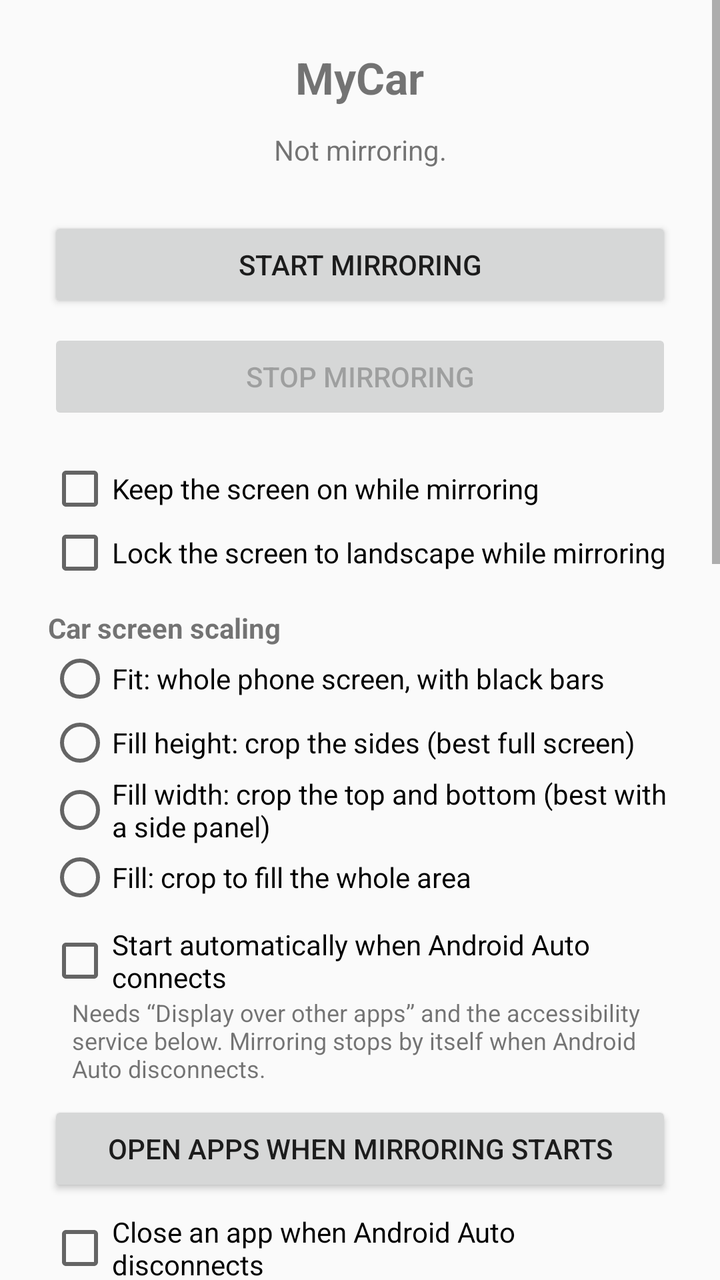
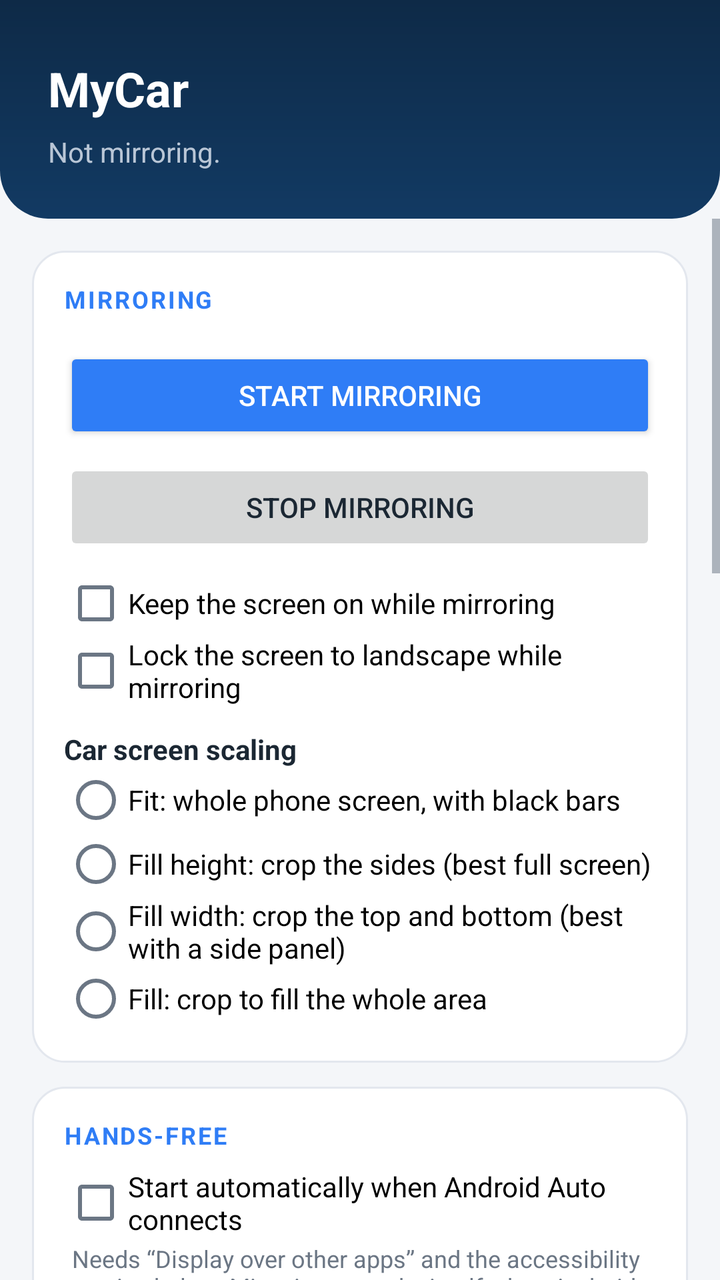

Compare the two renders of this Android layout. The source of the first and the diff that turns it into the second are given below.
<!-- AndroidManifest.xml: application theme Theme.MyCar -->
<!-- res/layout/activity_main.xml -->
<?xml version="1.0" encoding="utf-8"?>
<ScrollView xmlns:android="http://schemas.android.com/apk/res/android"
    android:layout_width="match_parent"
    android:layout_height="match_parent"
    android:fillViewport="true">

    <LinearLayout
        android:layout_width="match_parent"
        android:layout_height="wrap_content"
        android:orientation="vertical"
        android:gravity="center"
        android:padding="24dp">

        <TextView
            android:id="@+id/title"
            android:layout_width="wrap_content"
            android:layout_height="wrap_content"
            android:text="@string/app_name"
            android:textSize="22sp"
            android:textStyle="bold" />

        <TextView
            android:id="@+id/status"
            android:layout_width="match_parent"
            android:layout_height="wrap_content"
            android:layout_marginTop="12dp"
            android:gravity="center"
            android:text="@string/status_idle" />

        <Button
            android:id="@+id/start"
            android:layout_width="match_parent"
            android:layout_height="wrap_content"
            android:layout_marginTop="24dp"
            android:text="@string/start_mirroring" />

        <Button
            android:id="@+id/stop"
            android:layout_width="match_parent"
            android:layout_height="wrap_content"
            android:layout_marginTop="8dp"
            android:enabled="false"
            android:text="@string/stop_mirroring" />

        <CheckBox
            android:id="@+id/keep_screen_on"
            android:layout_width="match_parent"
            android:layout_height="wrap_content"
            android:layout_marginTop="16dp"
            android:text="@string/keep_screen_on" />

        <CheckBox
            android:id="@+id/lock_landscape"
            android:layout_width="match_parent"
            android:layout_height="wrap_content"
            android:text="@string/lock_landscape" />

        <TextView
            android:layout_width="match_parent"
            android:layout_height="wrap_content"
            android:layout_marginTop="12dp"
            android:text="@string/scale_mode"
            android:textStyle="bold" />

        <RadioGroup
            android:id="@+id/scale_group"
            android:layout_width="match_parent"
            android:layout_height="wrap_content">

            <RadioButton
                android:id="@+id/scale_fit"
                android:layout_width="match_parent"
                android:layout_height="wrap_content"
                android:text="@string/scale_fit" />

            <RadioButton
                android:id="@+id/scale_fill_height"
                android:layout_width="match_parent"
                android:layout_height="wrap_content"
                android:text="@string/scale_fill_height" />

            <RadioButton
                android:id="@+id/scale_fill_width"
                android:layout_width="match_parent"
                android:layout_height="wrap_content"
                android:text="@string/scale_fill_width" />

            <RadioButton
                android:id="@+id/scale_fill"
                android:layout_width="match_parent"
                android:layout_height="wrap_content"
                android:text="@string/scale_fill" />
        </RadioGroup>

        <CheckBox
            android:id="@+id/auto_start"
            android:layout_width="match_parent"
            android:layout_height="wrap_content"
            android:layout_marginTop="8dp"
            android:text="@string/auto_start" />

        <TextView
            android:id="@+id/auto_start_hint"
            android:layout_width="match_parent"
            android:layout_height="wrap_content"
            android:layout_marginStart="8dp"
            android:textSize="12sp"
            android:text="@string/auto_start_hint" />

        <Button
            android:id="@+id/start_app"
            android:layout_width="match_parent"
            android:layout_height="wrap_content"
            android:layout_marginTop="8dp"
            android:text="@string/start_app" />

        <CheckBox
            android:id="@+id/close_app"
            android:layout_width="match_parent"
            android:layout_height="wrap_content"
            android:layout_marginTop="8dp"
            android:text="@string/close_app" />

        <TextView
            android:layout_width="match_parent"
            android:layout_height="wrap_content"
            android:layout_marginStart="8dp"
            android:textSize="12sp"
            android:text="@string/close_app_hint" />

        <Button
            android:id="@+id/close_app_picker"
            android:layout_width="match_parent"
            android:layout_height="wrap_content"
            android:text="@string/close_app_pick" />

        <CheckBox
            android:id="@+id/close_app_hard"
            android:layout_width="match_parent"
            android:layout_height="wrap_content"
            android:layout_marginStart="8dp"
            android:text="@string/close_app_hard" />

        <CheckBox
            android:id="@+id/touch_control"
            android:layout_width="match_parent"
            android:layout_height="wrap_content"
            android:layout_marginTop="8dp"
            android:text="@string/touch_control" />

        <Button
            android:id="@+id/accessibility_settings"
            android:layout_width="match_parent"
            android:layout_height="wrap_content"
            android:text="@string/open_accessibility_settings" />

        <CheckBox
            android:id="@+id/quick_launch"
            android:layout_width="match_parent"
            android:layout_height="wrap_content"
            android:layout_marginTop="8dp"
            android:text="@string/quick_launch" />

        <TextView
            android:layout_width="match_parent"
            android:layout_height="wrap_content"
            android:layout_marginStart="8dp"
            android:textSize="12sp"
            android:text="@string/quick_launch_hint" />

        <Button
            android:id="@+id/manage_launcher_apps"
            android:layout_width="match_parent"
            android:layout_height="wrap_content"
            android:layout_marginTop="8dp"
            android:text="@string/manage_launcher_apps" />

        <TextView
            android:layout_width="match_parent"
            android:layout_height="wrap_content"
            android:layout_marginTop="16dp"
            android:text="@string/car_category"
            android:textStyle="bold" />

        <RadioGroup
            android:id="@+id/category_group"
            android:layout_width="match_parent"
            android:layout_height="wrap_content">

            <RadioButton
                android:id="@+id/category_navigation"
                android:layout_width="match_parent"
                android:layout_height="wrap_content"
                android:text="@string/car_category_navigation" />

            <RadioButton
                android:id="@+id/category_weather"
                android:layout_width="match_parent"
                android:layout_height="wrap_content"
                android:text="@string/car_category_weather" />
        </RadioGroup>

        <TextView
            android:layout_width="match_parent"
            android:layout_height="wrap_content"
            android:layout_marginStart="8dp"
            android:textSize="12sp"
            android:text="@string/car_category_hint" />

        <Button
            android:id="@+id/check_updates"
            android:layout_width="match_parent"
            android:layout_height="wrap_content"
            android:layout_marginTop="24dp"
            android:text="@string/check_updates" />

        <TextView
            android:id="@+id/update_status"
            android:layout_width="match_parent"
            android:layout_height="wrap_content"
            android:layout_marginTop="8dp"
            android:gravity="center"
            android:textSize="12sp" />

        <TextView
            android:layout_width="match_parent"
            android:layout_height="wrap_content"
            android:layout_marginTop="24dp"
            android:textSize="12sp"
            android:text="@string/help_text" />

    </LinearLayout>

</ScrollView>
<!-- resources referenced by this layout -->
<resources>
  <style name="Theme.MyCar" parent="Theme.AppCompat.Light.DarkActionBar" />
  <!-- unchanged entries left out for length: 29 -->
</resources>

<!-- the commit's change to res/layout/activity_main.xml (unified diff, before → after) -->
@@ -1,234 +1,252 @@
 <?xml version="1.0" encoding="utf-8"?>
-<ScrollView xmlns:android="http://schemas.android.com/apk/res/android"
+<LinearLayout xmlns:android="http://schemas.android.com/apk/res/android"
     android:layout_width="match_parent"
     android:layout_height="match_parent"
-    android:fillViewport="true">
+    android:orientation="vertical"
+    android:background="@color/mycar_background">
 
     <LinearLayout
+        android:id="@+id/header"
         android:layout_width="match_parent"
         android:layout_height="wrap_content"
         android:orientation="vertical"
-        android:gravity="center"
-        android:padding="24dp">
+        android:background="@drawable/bg_header"
+        android:paddingStart="24dp"
+        android:paddingTop="28dp"
+        android:paddingEnd="24dp"
+        android:paddingBottom="24dp">
 
         <TextView
             android:id="@+id/title"
             android:layout_width="wrap_content"
             android:layout_height="wrap_content"
             android:text="@string/app_name"
-            android:textSize="22sp"
+            android:textColor="@color/mycar_on_header"
+            android:textSize="24sp"
             android:textStyle="bold" />
 
         <TextView
             android:id="@+id/status"
             android:layout_width="match_parent"
             android:layout_height="wrap_content"
-            android:layout_marginTop="12dp"
-            android:gravity="center"
-            android:text="@string/status_idle" />
-
-        <Button
-            android:id="@+id/start"
+            android:layout_marginTop="6dp"
+            android:text="@string/status_idle"
+            android:textColor="@color/mycar_on_header_muted"
+            android:textSize="14sp" />
+    </LinearLayout>
+
+    <ScrollView
+        android:layout_width="match_parent"
+        android:layout_height="0dp"
+        android:layout_weight="1"
+        android:fillViewport="true">
+
+        <LinearLayout
             android:layout_width="match_parent"
             android:layout_height="wrap_content"
-            android:layout_marginTop="24dp"
-            android:text="@string/start_mirroring" />
-
-        <Button
-            android:id="@+id/stop"
-            android:layout_width="match_parent"
-            android:layout_height="wrap_content"
-            android:layout_marginTop="8dp"
-            android:enabled="false"
-            android:text="@string/stop_mirroring" />
-
-        <CheckBox
-            android:id="@+id/keep_screen_on"
-            android:layout_width="match_parent"
-            android:layout_height="wrap_content"
-            android:layout_marginTop="16dp"
-            android:text="@string/keep_screen_on" />
-
-        <CheckBox
-            android:id="@+id/lock_landscape"
-            android:layout_width="match_parent"
-            android:layout_height="wrap_content"
-            android:text="@string/lock_landscape" />
-
-        <TextView
-            android:layout_width="match_parent"
-            android:layout_height="wrap_content"
-            android:layout_marginTop="12dp"
-            android:text="@string/scale_mode"
-            android:textStyle="bold" />
-
-        <RadioGroup
-            android:id="@+id/scale_group"
-            android:layout_width="match_parent"
-            android:layout_height="wrap_content">
-
-            <RadioButton
-                android:id="@+id/scale_fit"
-                android:layout_width="match_parent"
-                android:layout_height="wrap_content"
-                android:text="@string/scale_fit" />
-
-            <RadioButton
-                android:id="@+id/scale_fill_height"
-                android:layout_width="match_parent"
-                android:layout_height="wrap_content"
-                android:text="@string/scale_fill_height" />
-
-            <RadioButton
-                android:id="@+id/scale_fill_width"
-                android:layout_width="match_parent"
-                android:layout_height="wrap_content"
-                android:text="@string/scale_fill_width" />
-
-            <RadioButton
-                android:id="@+id/scale_fill"
-                android:layout_width="match_parent"
-                android:layout_height="wrap_content"
-                android:text="@string/scale_fill" />
-        </RadioGroup>
-
-        <CheckBox
-            android:id="@+id/auto_start"
-            android:layout_width="match_parent"
-            android:layout_height="wrap_content"
-            android:layout_marginTop="8dp"
-            android:text="@string/auto_start" />
-
-        <TextView
-            android:id="@+id/auto_start_hint"
-            android:layout_width="match_parent"
-            android:layout_height="wrap_content"
-            android:layout_marginStart="8dp"
-            android:textSize="12sp"
-            android:text="@string/auto_start_hint" />
-
-        <Button
-            android:id="@+id/start_app"
-            android:layout_width="match_parent"
-            android:layout_height="wrap_content"
-            android:layout_marginTop="8dp"
-            android:text="@string/start_app" />
-
-        <CheckBox
-            android:id="@+id/close_app"
-            android:layout_width="match_parent"
-            android:layout_height="wrap_content"
-            android:layout_marginTop="8dp"
-            android:text="@string/close_app" />
-
-        <TextView
-            android:layout_width="match_parent"
-            android:layout_height="wrap_content"
-            android:layout_marginStart="8dp"
-            android:textSize="12sp"
-            android:text="@string/close_app_hint" />
-
-        <Button
-            android:id="@+id/close_app_picker"
-            android:layout_width="match_parent"
-            android:layout_height="wrap_content"
-            android:text="@string/close_app_pick" />
-
-        <CheckBox
-            android:id="@+id/close_app_hard"
-            android:layout_width="match_parent"
-            android:layout_height="wrap_content"
-            android:layout_marginStart="8dp"
-            android:text="@string/close_app_hard" />
-
-        <CheckBox
-            android:id="@+id/touch_control"
-            android:layout_width="match_parent"
-            android:layout_height="wrap_content"
-            android:layout_marginTop="8dp"
-            android:text="@string/touch_control" />
-
-        <Button
-            android:id="@+id/accessibility_settings"
-            android:layout_width="match_parent"
-            android:layout_height="wrap_content"
-            android:text="@string/open_accessibility_settings" />
-
-        <CheckBox
-            android:id="@+id/quick_launch"
-            android:layout_width="match_parent"
-            android:layout_height="wrap_content"
-            android:layout_marginTop="8dp"
-            android:text="@string/quick_launch" />
-
-        <TextView
-            android:layout_width="match_parent"
-            android:layout_height="wrap_content"
-            android:layout_marginStart="8dp"
-            android:textSize="12sp"
-            android:text="@string/quick_launch_hint" />
-
-        <Button
-            android:id="@+id/manage_launcher_apps"
-            android:layout_width="match_parent"
-            android:layout_height="wrap_content"
-            android:layout_marginTop="8dp"
-            android:text="@string/manage_launcher_apps" />
-
-        <TextView
-            android:layout_width="match_parent"
-            android:layout_height="wrap_content"
-            android:layout_marginTop="16dp"
-            android:text="@string/car_category"
-            android:textStyle="bold" />
-
-        <RadioGroup
-            android:id="@+id/category_group"
-            android:layout_width="match_parent"
-            android:layout_height="wrap_content">
-
-            <RadioButton
-                android:id="@+id/category_navigation"
-                android:layout_width="match_parent"
-                android:layout_height="wrap_content"
-                android:text="@string/car_category_navigation" />
-
-            <RadioButton
-                android:id="@+id/category_weather"
-                android:layout_width="match_parent"
-                android:layout_height="wrap_content"
-                android:text="@string/car_category_weather" />
-        </RadioGroup>
-
-        <TextView
-            android:layout_width="match_parent"
-            android:layout_height="wrap_content"
-            android:layout_marginStart="8dp"
-            android:textSize="12sp"
-            android:text="@string/car_category_hint" />
-
-        <Button
-            android:id="@+id/check_updates"
-            android:layout_width="match_parent"
-            android:layout_height="wrap_content"
-            android:layout_marginTop="24dp"
-            android:text="@string/check_updates" />
-
-        <TextView
-            android:id="@+id/update_status"
-            android:layout_width="match_parent"
-            android:layout_height="wrap_content"
-            android:layout_marginTop="8dp"
-            android:gravity="center"
-            android:textSize="12sp" />
-
-        <TextView
-            android:layout_width="match_parent"
-            android:layout_height="wrap_content"
-            android:layout_marginTop="24dp"
-            android:textSize="12sp"
-            android:text="@string/help_text" />
-
-    </LinearLayout>
-
-</ScrollView>
+            android:orientation="vertical"
+            android:paddingStart="16dp"
+            android:paddingTop="4dp"
+            android:paddingEnd="16dp"
+            android:paddingBottom="24dp">
+
+            
+            <LinearLayout style="@style/MyCar.Card">
+
+                <TextView
+                    style="@style/MyCar.SectionCaption"
+                    android:text="@string/section_mirroring" />
+
+                <Button
+                    android:id="@+id/start"
+                    style="@style/MyCar.Button.Primary"
+                    android:text="@string/start_mirroring" />
+
+                <Button
+                    android:id="@+id/stop"
+                    style="@style/MyCar.Button"
+                    android:enabled="false"
+                    android:text="@string/stop_mirroring" />
+
+                <CheckBox
+                    android:id="@+id/keep_screen_on"
+                    android:layout_width="match_parent"
+                    android:layout_height="wrap_content"
+                    android:layout_marginTop="8dp"
+                    android:text="@string/keep_screen_on" />
+
+                <CheckBox
+                    android:id="@+id/lock_landscape"
+                    android:layout_width="match_parent"
+                    android:layout_height="wrap_content"
+                    android:text="@string/lock_landscape" />
+
+                <TextView
+                    style="@style/MyCar.FieldLabel"
+                    android:text="@string/scale_mode" />
+
+                <RadioGroup
+                    android:id="@+id/scale_group"
+                    android:layout_width="match_parent"
+                    android:layout_height="wrap_content">
+
+                    <RadioButton
+                        android:id="@+id/scale_fit"
+                        android:layout_width="match_parent"
+                        android:layout_height="wrap_content"
+                        android:text="@string/scale_fit" />
+
+                    <RadioButton
+                        android:id="@+id/scale_fill_height"
+                        android:layout_width="match_parent"
+                        android:layout_height="wrap_content"
+                        android:text="@string/scale_fill_height" />
+
+                    <RadioButton
+                        android:id="@+id/scale_fill_width"
+                        android:layout_width="match_parent"
+                        android:layout_height="wrap_content"
+                        android:text="@string/scale_fill_width" />
+
+                    <RadioButton
+                        android:id="@+id/scale_fill"
+                        android:layout_width="match_parent"
+                        android:layout_height="wrap_content"
+                        android:text="@string/scale_fill" />
+                </RadioGroup>
+            </LinearLayout>
+
+            
+            <LinearLayout style="@style/MyCar.Card">
+
+                <TextView
+                    style="@style/MyCar.SectionCaption"
+                    android:text="@string/section_hands_free" />
+
+                <CheckBox
+                    android:id="@+id/auto_start"
+                    android:layout_width="match_parent"
+                    android:layout_height="wrap_content"
+                    android:text="@string/auto_start" />
+
+                <TextView
+                    android:id="@+id/auto_start_hint"
+                    style="@style/MyCar.Hint"
+                    android:text="@string/auto_start_hint" />
+
+                <Button
+                    android:id="@+id/start_app"
+                    style="@style/MyCar.Button"
+                    android:text="@string/start_app" />
+
+                <CheckBox
+                    android:id="@+id/close_app"
+                    android:layout_width="match_parent"
+                    android:layout_height="wrap_content"
+                    android:layout_marginTop="8dp"
+                    android:text="@string/close_app" />
+
+                <TextView
+                    style="@style/MyCar.Hint"
+                    android:text="@string/close_app_hint" />
+
+                <Button
+                    android:id="@+id/close_app_picker"
+                    style="@style/MyCar.Button"
+                    android:text="@string/close_app_pick" />
+
+                <CheckBox
+                    android:id="@+id/close_app_hard"
+                    android:layout_width="match_parent"
+                    android:layout_height="wrap_content"
+                    android:text="@string/close_app_hard" />
+            </LinearLayout>
+
+            
+            <LinearLayout style="@style/MyCar.Card">
+
+                <TextView
+                    style="@style/MyCar.SectionCaption"
+                    android:text="@string/section_car_screen" />
+
+                <CheckBox
+                    android:id="@+id/touch_control"
+                    android:layout_width="match_parent"
+                    android:layout_height="wrap_content"
+                    android:text="@string/touch_control" />
+
+                <Button
+                    android:id="@+id/accessibility_settings"
+                    style="@style/MyCar.Button"
+                    android:text="@string/open_accessibility_settings" />
+
+                <CheckBox
+                    android:id="@+id/quick_launch"
+                    android:layout_width="match_parent"
+                    android:layout_height="wrap_content"
+                    android:layout_marginTop="8dp"
+                    android:text="@string/quick_launch" />
+
+                <TextView
+                    style="@style/MyCar.Hint"
+                    android:text="@string/quick_launch_hint" />
+
+                <Button
+                    android:id="@+id/manage_launcher_apps"
+                    style="@style/MyCar.Button"
+                    android:text="@string/manage_launcher_apps" />
+
+                <TextView
+                    style="@style/MyCar.FieldLabel"
+                    android:text="@string/car_category" />
+
+                <RadioGroup
+                    android:id="@+id/category_group"
+                    android:layout_width="match_parent"
+                    android:layout_height="wrap_content">
+
+                    <RadioButton
+                        android:id="@+id/category_navigation"
+                        android:layout_width="match_parent"
+                        android:layout_height="wrap_content"
+                        android:text="@string/car_category_navigation" />
+
+                    <RadioButton
+                        android:id="@+id/category_weather"
+                        android:layout_width="match_parent"
+                        android:layout_height="wrap_content"
+                        android:text="@string/car_category_weather" />
+                </RadioGroup>
+
+                <TextView
+                    style="@style/MyCar.Hint"
+                    android:text="@string/car_category_hint" />
+            </LinearLayout>
+
+            
+            <LinearLayout style="@style/MyCar.Card">
+
+                <TextView
+                    style="@style/MyCar.SectionCaption"
+                    android:text="@string/section_updates" />
+
+                <Button
+                    android:id="@+id/check_updates"
+                    style="@style/MyCar.Button"
+                    android:text="@string/check_updates" />
+
+                <TextView
+                    android:id="@+id/update_status"
+                    style="@style/MyCar.Hint"
+                    android:gravity="center" />
+            </LinearLayout>
+
+            <TextView
+                style="@style/MyCar.Hint"
+                android:layout_marginTop="16dp"
+                android:text="@string/help_text" />
+
+        </LinearLayout>
+    </ScrollView>
+
+</LinearLayout>
<!-- resource entries referenced after the edit -->
@@ -1,6 +1,93 @@
 <!-- resources referenced by this layout -->
 <resources>
-  <style name="Theme.MyCar" parent="Theme.AppCompat.Light.DarkActionBar" />
+  <color name="mycar_background">#F4F6F9</color>
+  <color name="mycar_on_header">#FFFFFF</color>
+  <color name="mycar_on_header_muted">#B9C6D6</color>
+  <!-- drawable bg_header (drawable) -->
+  <?xml version="1.0" encoding="utf-8"?>
+  <shape xmlns:android="http://schemas.android.com/apk/res/android"
+      android:shape="rectangle">
+      <gradient
+          android:angle="270"
+          android:endColor="@color/mycar_header_dark"
+          android:startColor="@color/mycar_header" />
+      <corners
+          android:bottomLeftRadius="24dp"
+          android:bottomRightRadius="24dp" />
+  </shape>
+  <string name="section_car_screen">Car screen</string>
+  <string name="section_hands_free">Hands-free</string>
+  <string name="section_mirroring">Mirroring</string>
+  <string name="section_updates">Updates</string>
+  <style name="MyCar.Button">
+          <item name="android:layout_width">match_parent</item>
+          <item name="android:layout_height">wrap_content</item>
+          <item name="android:layout_marginTop">8dp</item>
+      </style>
+  <style name="MyCar.Button.Primary" parent="MyCar.Button">
+          <item name="android:backgroundTint">@color/mycar_accent</item>
+          <item name="android:textColor">@color/mycar_on_accent</item>
+      </style>
+  <style name="MyCar.Card">
+          <item name="android:layout_width">match_parent</item>
+          <item name="android:layout_height">wrap_content</item>
+          <item name="android:layout_marginTop">12dp</item>
+          <item name="android:orientation">vertical</item>
+          <item name="android:padding">16dp</item>
+          <item name="android:background">@drawable/bg_card</item>
+      </style>
+  <style name="MyCar.FieldLabel">
+          <item name="android:layout_width">match_parent</item>
+          <item name="android:layout_height">wrap_content</item>
+          <item name="android:layout_marginTop">12dp</item>
+          <item name="android:textColor">@color/mycar_text</item>
+          <item name="android:textSize">14sp</item>
+          <item name="android:textStyle">bold</item>
+      </style>
+  <style name="MyCar.Hint">
+          <item name="android:layout_width">match_parent</item>
+          <item name="android:layout_height">wrap_content</item>
+          <item name="android:layout_marginTop">2dp</item>
+          <item name="android:layout_marginStart">4dp</item>
+          <item name="android:textColor">@color/mycar_text_muted</item>
+          <item name="android:textSize">12sp</item>
+      </style>
+  <style name="MyCar.SectionCaption">
+          <item name="android:layout_width">match_parent</item>
+          <item name="android:layout_height">wrap_content</item>
+          <item name="android:layout_marginBottom">8dp</item>
+          <item name="android:textColor">@color/mycar_accent</item>
+          <item name="android:textSize">12sp</item>
+          <item name="android:textStyle">bold</item>
+          <item name="android:letterSpacing">0.08</item>
+          <item name="android:textAllCaps">true</item>
+      </style>
+  <style name="Theme.MyCar" parent="Theme.AppCompat.Light.NoActionBar">
+          <item name="colorPrimary">@color/mycar_header</item>
+          <item name="colorPrimaryDark">@color/mycar_header_dark</item>
+          <item name="colorAccent">@color/mycar_accent</item>
+          <item name="android:windowBackground">@color/mycar_background</item>
+          <item name="android:textColorPrimary">@color/mycar_text</item>
+          <item name="android:textColorSecondary">@color/mycar_text_muted</item>
+      </style>
+  <color name="mycar_header_dark">#123A63</color>
+  <color name="mycar_header">#0E2A47</color>
+  <color name="mycar_accent">#2F7DF6</color>
+  <color name="mycar_on_accent">#FFFFFF</color>
+  <!-- drawable bg_card (drawable) -->
+  <?xml version="1.0" encoding="utf-8"?>
+  <shape xmlns:android="http://schemas.android.com/apk/res/android"
+      android:shape="rectangle">
+      <solid android:color="@color/mycar_surface" />
+      <corners android:radius="16dp" />
+      <stroke
+          android:width="1dp"
+          android:color="@color/mycar_stroke" />
+  </shape>
+  <color name="mycar_text">#1B2733</color>
+  <color name="mycar_text_muted">#6B7684</color>
+  <color name="mycar_surface">#FFFFFF</color>
+  <color name="mycar_stroke">#E3E7EE</color>
   <!-- unchanged entries left out for length: 29 -->
 </resources>
 
